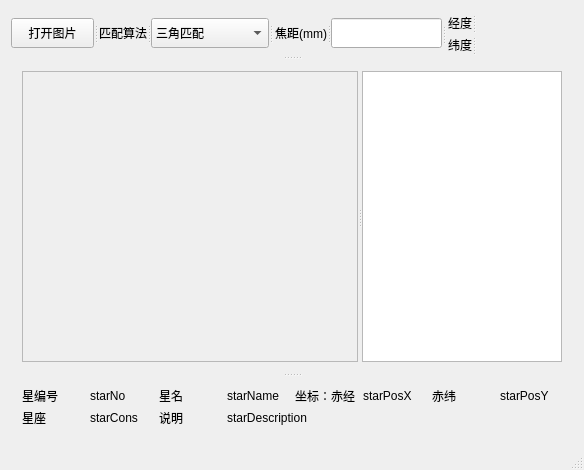
Above: form/mainwindow.ui from ChaokunChang/Skymap before the change. Below: the same form after it.
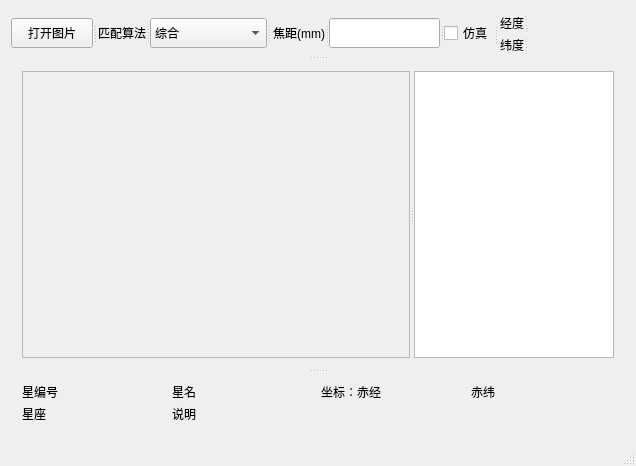
That is the form after the change.

Patch:
```diff
--- a/form/mainwindow.ui
+++ b/form/mainwindow.ui
@@ -6,8 +6,8 @@
    <rect>
     <x>0</x>
     <y>0</y>
-    <width>584</width>
-    <height>470</height>
+    <width>636</width>
+    <height>466</height>
    </rect>
   </property>
   <property name="acceptDrops">
@@ -111,6 +111,11 @@
                  <height>0</height>
                 </size>
                </property>
+               <item>
+                <property name="text">
+                 <string>综合</string>
+                </property>
+               </item>
                <item>
                 <property name="text">
                  <string>三角匹配</string>
@@ -143,6 +148,11 @@
                 </size>
                </property>
               </widget>
+              <widget class="QCheckBox" name="simCheckBox">
+               <property name="text">
+                <string>仿真</string>
+               </property>
+              </widget>
              </widget>
             </item>
            </layout>
@@ -328,8 +338,8 @@
              <rect>
               <x>0</x>
               <y>0</y>
-              <width>341</width>
-              <height>295</height>
+              <width>393</width>
+              <height>291</height>
              </rect>
             </property>
             <layout class="QGridLayout" name="gridLayout">
@@ -434,14 +444,14 @@
           <item row="1" column="1">
            <widget class="QLabel" name="starConsDisplay">
             <property name="text">
-             <string>starCons</string>
+             <string/>
             </property>
            </widget>
           </item>
           <item row="0" column="3">
            <widget class="QLabel" name="starNameDisplay">
             <property name="text">
-             <string>starName</string>
+             <string/>
             </property>
            </widget>
           </item>
@@ -462,21 +472,21 @@
           <item row="0" column="5">
            <widget class="QLabel" name="starPosXDisplay">
             <property name="text">
-             <string>starPosX</string>
+             <string/>
             </property>
            </widget>
           </item>
           <item row="0" column="7">
            <widget class="QLabel" name="starPosYDisplay">
             <property name="text">
-             <string>starPosY</string>
+             <string/>
             </property>
            </widget>
           </item>
           <item row="0" column="1">
            <widget class="QLabel" name="starNoDisplay">
             <property name="text">
-             <string>starNo</string>
+             <string/>
             </property>
            </widget>
           </item>
@@ -511,7 +521,7 @@
           <item row="1" column="3" colspan="5">
            <widget class="QLabel" name="starDescriptionDisplay">
             <property name="text">
-             <string>starDescription</string>
+             <string/>
             </property>
            </widget>
           </item>
```
